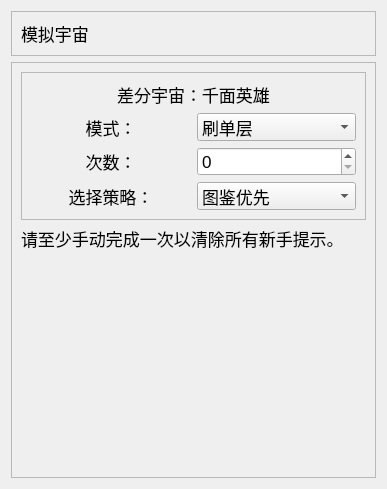
This is resources/ui/simulated_universe.ui in Shasnow/StarRailAssistant as Qt 5 draws it before an edit. The edited form follows.
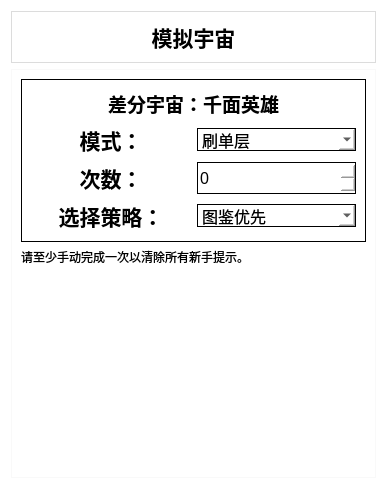
This is the edited form.

Patch:
```diff
--- a/resources/ui/simulated_universe.ui
+++ b/resources/ui/simulated_universe.ui
@@ -24,6 +24,11 @@
   <property name="windowTitle">
    <string>Form</string>
   </property>
+  <property name="styleSheet">
+   <string notr="true">background-repeat: no-repeat;
+                background-position: center;
+                background-color: rgba(255, 255, 255, 0.1);</string>
+  </property>
   <layout class="QVBoxLayout" name="verticalLayout_2">
    <item>
     <widget class="QFrame" name="frame_2">
@@ -33,6 +38,11 @@
        <verstretch>0</verstretch>
       </sizepolicy>
      </property>
+     <property name="styleSheet">
+      <string notr="true">background-repeat: no-repeat;
+                background-position: center;
+                background-color: rgba(255, 255, 255, 0.6);</string>
+     </property>
      <property name="frameShape">
       <enum>QFrame::Shape::StyledPanel</enum>
      </property>
@@ -43,7 +53,7 @@
       <item>
        <widget class="QLabel" name="label">
         <property name="text">
-         <string>模拟宇宙</string>
+         <string>&lt;html&gt;&lt;head/&gt;&lt;body&gt;&lt;p align=&quot;center&quot;&gt;&lt;span style=&quot; font-size:16pt; font-weight:700;&quot;&gt;模拟宇宙&lt;/span&gt;&lt;/p&gt;&lt;/body&gt;&lt;/html&gt;</string>
         </property>
        </widget>
       </item>
@@ -61,6 +71,12 @@
      <layout class="QVBoxLayout" name="verticalLayout_3">
       <item>
        <widget class="QFrame" name="frame_4">
+        <property name="styleSheet">
+         <string notr="true">
+border: 1.4px solid black;  font-size: 16px;background-repeat: no-repeat;
+                background-position: center;
+                background-color: rgba(255, 255, 255, 0.6);</string>
+        </property>
         <property name="frameShape">
          <enum>QFrame::Shape::StyledPanel</enum>
         </property>
@@ -70,8 +86,11 @@
         <layout class="QGridLayout" name="gridLayout">
          <item row="0" column="0" colspan="2">
           <widget class="QLabel" name="label_2">
+           <property name="styleSheet">
+            <string notr="true">border: none;</string>
+           </property>
            <property name="text">
-            <string>差分宇宙：千面英雄</string>
+            <string>&lt;html&gt;&lt;head/&gt;&lt;body&gt;&lt;p align=&quot;center&quot;&gt;&lt;span style=&quot; font-size:14pt; font-weight:700;&quot;&gt;差分宇宙：千面英雄&lt;/span&gt;&lt;/p&gt;&lt;/body&gt;&lt;/html&gt;</string>
            </property>
            <property name="alignment">
             <set>Qt::AlignmentFlag::AlignCenter</set>
@@ -80,8 +99,11 @@
          </item>
          <item row="2" column="0">
           <widget class="QLabel" name="label_4">
+           <property name="styleSheet">
+            <string notr="true">border: none;</string>
+           </property>
            <property name="text">
-            <string>次数：</string>
+            <string>&lt;html&gt;&lt;head/&gt;&lt;body&gt;&lt;p align=&quot;center&quot;&gt;&lt;span style=&quot; font-size:16pt; font-weight:700;&quot;&gt;次数：&lt;/span&gt;&lt;/p&gt;&lt;/body&gt;&lt;/html&gt;</string>
            </property>
            <property name="alignment">
             <set>Qt::AlignmentFlag::AlignCenter</set>
@@ -103,8 +125,11 @@
          </item>
          <item row="1" column="0">
           <widget class="QLabel" name="label_3">
+           <property name="styleSheet">
+            <string notr="true">border: none;</string>
+           </property>
            <property name="text">
-            <string>模式：</string>
+            <string>&lt;html&gt;&lt;head/&gt;&lt;body&gt;&lt;p align=&quot;center&quot;&gt;&lt;span style=&quot; font-size:16pt; font-weight:700;&quot;&gt;模式：&lt;/span&gt;&lt;/p&gt;&lt;/body&gt;&lt;/html&gt;</string>
            </property>
            <property name="alignment">
             <set>Qt::AlignmentFlag::AlignCenter</set>
@@ -113,6 +138,17 @@
          </item>
          <item row="1" column="1">
           <widget class="QComboBox" name="game_mode">
+           <property name="styleSheet">
+            <string notr="true">font-weight: bold;
+                                                    QCombox{border: solid black;border-radius: 0;font-weight: bold;}
+                                                    QComboBox:hover {
+                                                    background-color: #f0f0f0;
+                                                    border-color: #bbb;
+                                                    }
+                                                    QComboBox QAbstractItemView {
+                                                    selection-background-color: #f0f0f0; background-color: white;
+                                                    }</string>
+           </property>
            <item>
             <property name="text">
              <string>刷单层</string>
@@ -122,8 +158,11 @@
          </item>
          <item row="3" column="0">
           <widget class="QLabel" name="label_6">
+           <property name="styleSheet">
+            <string notr="true">border: none;</string>
+           </property>
            <property name="text">
-            <string>选择策略：</string>
+            <string>&lt;html&gt;&lt;head/&gt;&lt;body&gt;&lt;p align=&quot;center&quot;&gt;&lt;span style=&quot; font-size:16pt; font-weight:700;&quot;&gt;选择策略：&lt;/span&gt;&lt;/p&gt;&lt;/body&gt;&lt;/html&gt;</string>
            </property>
            <property name="alignment">
             <set>Qt::AlignmentFlag::AlignCenter</set>
@@ -132,6 +171,17 @@
          </item>
          <item row="3" column="1">
           <widget class="QComboBox" name="policy_comboBox">
+           <property name="styleSheet">
+            <string notr="true">font-weight: bold;
+                                                    QCombox{border: solid black;border-radius: 0;font-weight: bold;}
+                                                    QComboBox:hover {
+                                                    background-color: #f0f0f0;
+                                                    border-color: #bbb;
+                                                    }
+                                                    QComboBox QAbstractItemView {
+                                                    selection-background-color: #f0f0f0; background-color: white;
+                                                    }</string>
+           </property>
            <item>
             <property name="text">
              <string>图鉴优先</string>
```
